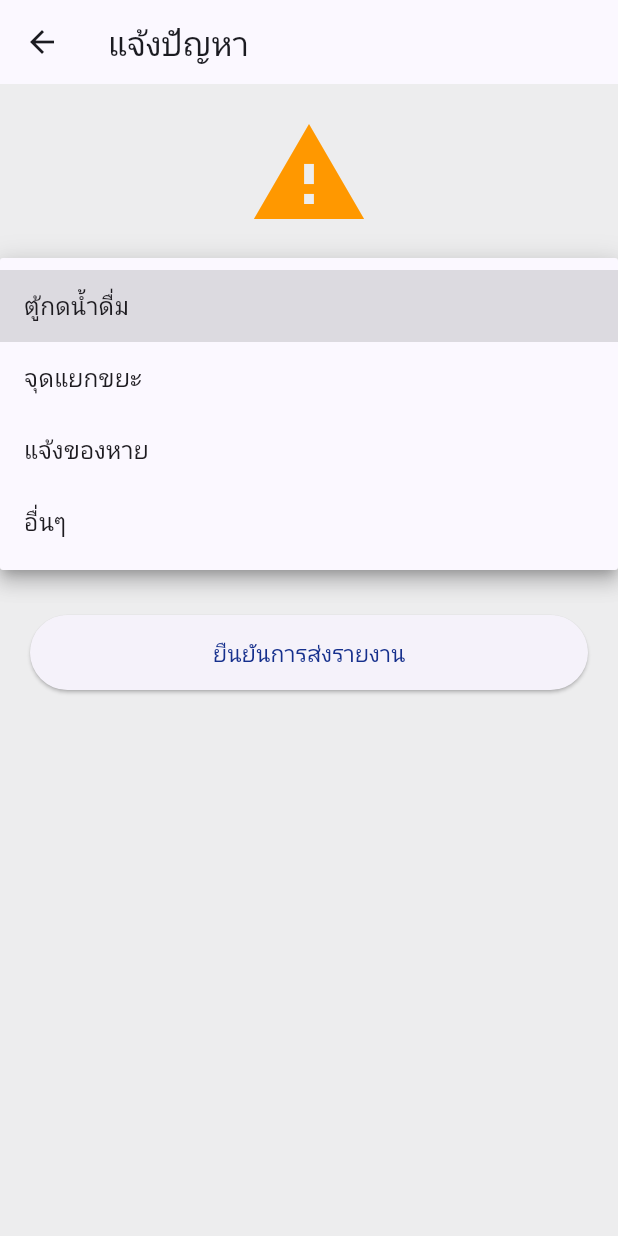
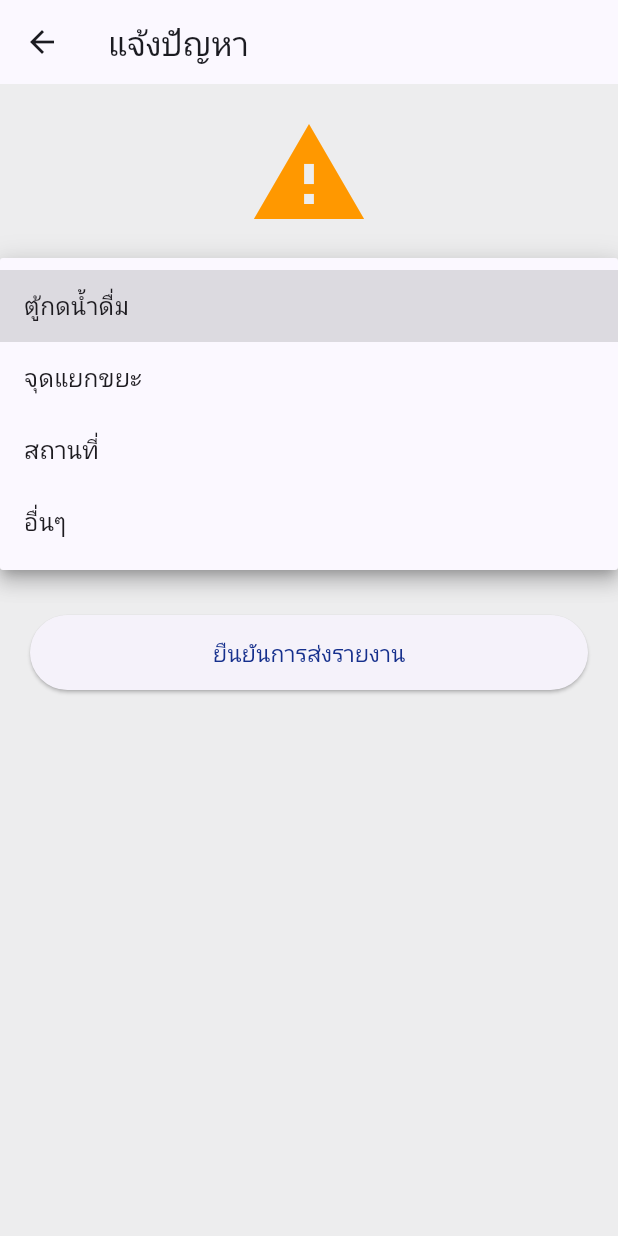
Before and after one commit to pakornfolk/Mobileapp_, a Flutter app: the ReportPage screen opened directly with empty values, after a tap on "เลือกประเภท", on a phone screen of 412 x 824 dp. Run offline on Flutter 3.47's test engine with Material 3 defaults, Android fonts, the phone set to English and light mode, and no system bars; our stand-ins replace barcode_widget, google_fonts, image_picker; Roboto replaces fonts that are missing (Kanit).

Commit message:
Upload 16/4/69

```diff
--- a/lib/pages/report_page.dart
+++ b/lib/pages/report_page.dart
@@ -19,7 +19,7 @@ class _ReportPageState extends State<ReportPage> {
   final List<String> _serviceTypes = [
     'ตู้กดน้ำดื่ม',
     'จุดแยกขยะ',
-    'แจ้งของหาย',
+    'สถานที่',
     'อื่นๆ',
   ];
 
```
